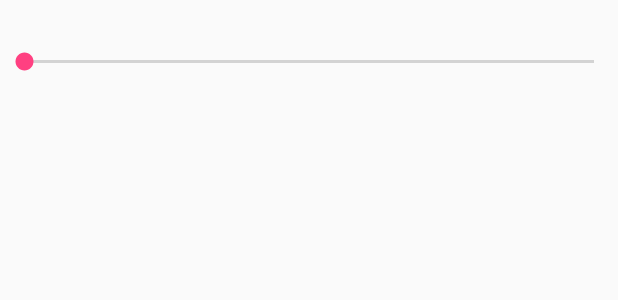
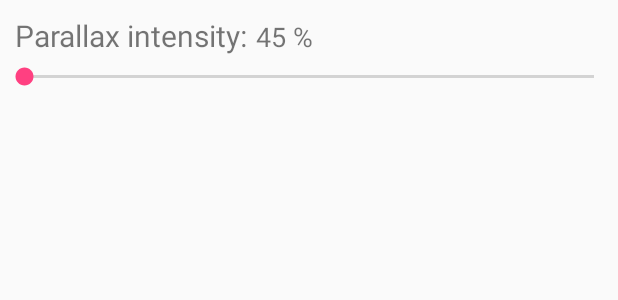
Before and after one commit to ne3x7/TARDIS, an Android app: the layout seek_bar_preference_layout.xml on its own in the app's theme, with its tools: preview values and no code run, on a phone screen of 412 x 824 dp. Shown: the top 300 px of the screen. Run offline under Robolectric (Android 15) with nearby library versions, the phone set to English and light mode, and no system bars.

```diff
--- a/app/src/main/AndroidManifest.xml
+++ b/app/src/main/AndroidManifest.xml
@@ -19,7 +19,7 @@
         </activity>
         <activity
             android:name=".SettingsActivity"
-            android:exported="true">
+            android:exported="true"> <!-- It's necessary to open Settings from Wallpaper Picker -->
         </activity>
 
         <service
--- a/app/src/main/res/layout/seek_bar_preference_layout.xml
+++ b/app/src/main/res/layout/seek_bar_preference_layout.xml
@@ -1,13 +1,17 @@
 <?xml version="1.0" encoding="utf-8"?>
 <RelativeLayout xmlns:android="http://schemas.android.com/apk/res/android"
+    xmlns:tools="http://schemas.android.com/tools"
     android:layout_width="match_parent"
     android:layout_height="wrap_content">
 
     <TextView
         android:layout_width="wrap_content"
         android:layout_height="wrap_content"
+        android:paddingLeft="10dp"
+        android:paddingTop="10dp"
         android:id="@+id/title"
-        android:textSize="20sp"/>
+        android:textSize="20sp"
+        tools:text="Parallax intensity:"/>
     <TextView
         android:layout_width="wrap_content"
         android:layout_height="wrap_content"
@@ -15,13 +19,14 @@
         android:layout_alignBaseline="@id/title"
         android:id="@+id/value"
         android:paddingLeft="5dp"
-        android:textSize="18sp"/>
+        android:textSize="18sp"
+        tools:text="45 %"/>
     <SeekBar
         android:layout_width="match_parent"
         android:layout_height="wrap_content"
         android:paddingTop="5dp"
-        android:paddingLeft="10dp"
-        android:paddingRight="10dp"
+        android:paddingLeft="15dp"
+        android:paddingRight="15dp"
         android:paddingBottom="3dp"
         android:id="@+id/sb"
         android:layout_below="@id/value"/>
--- a/app/src/main/res/values/strings.xml
+++ b/app/src/main/res/values/strings.xml
@@ -3,5 +3,5 @@
     <string name="enable">Enable</string>
     <string name="btn">Set wallpaper</string>
     <string name="inten">intensity</string>
-    <string name="preftitle">Parallax Intensity</string>
+    <string name="preftitle">Parallax Intensity:</string>
 </resources>
--- a/app/src/main/res/xml/wallpaper.xml
+++ b/app/src/main/res/xml/wallpaper.xml
@@ -3,5 +3,5 @@
     android:id="@+id/image_wallpaper"
     android:label="LiveWallpaper"
     android:thumbnail="@raw/large"
-    android:settingsActivity="com.ne3x7.tardisparallaxlwp.SettingsActivity">
+    android:settingsActivity="com.ne3x7.tardisparallaxlwp.SettingsActivity"> <!-- It tells the Wallpaper Picker to use our Settings -->
 </wallpaper>
```
Also changed, not shown: app/src/main/java/com/ne3x7/tardisparallaxlwp/SeekBarPreference.java (+12 -3 lines), app/src/main/java/com/ne3x7/tardisparallaxlwp/SettingsActivity.java (+3 -11 lines), app/src/main/java/com/ne3x7/tardisparallaxlwp/WallPaperService.java (+10 -0 lines).
